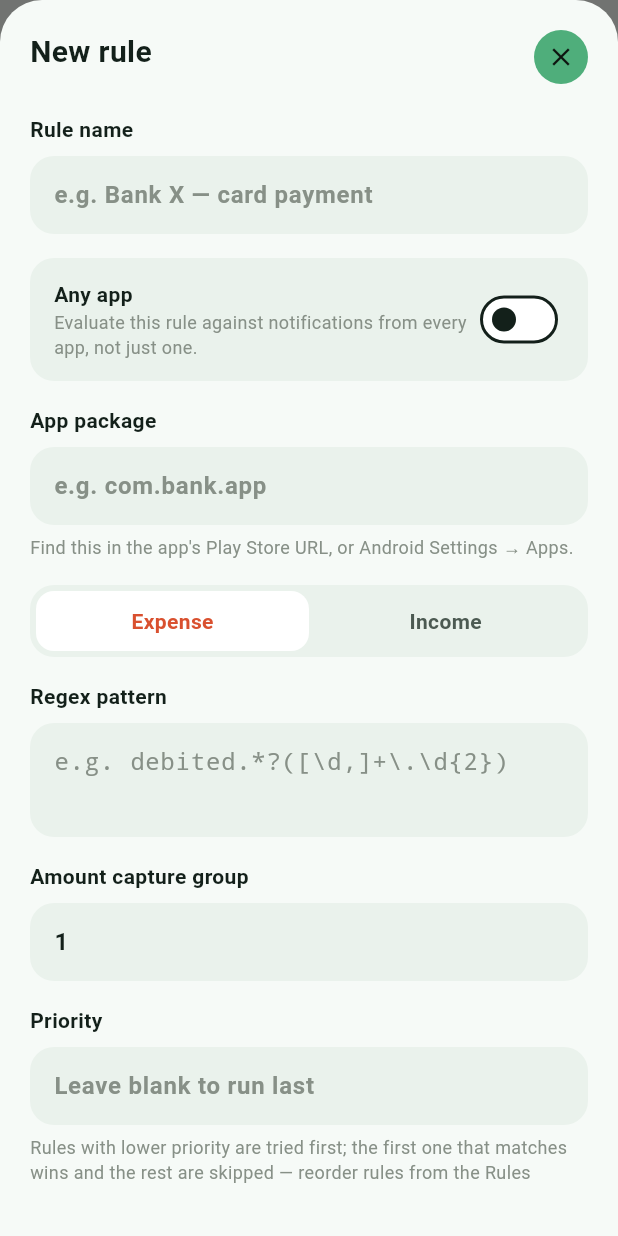
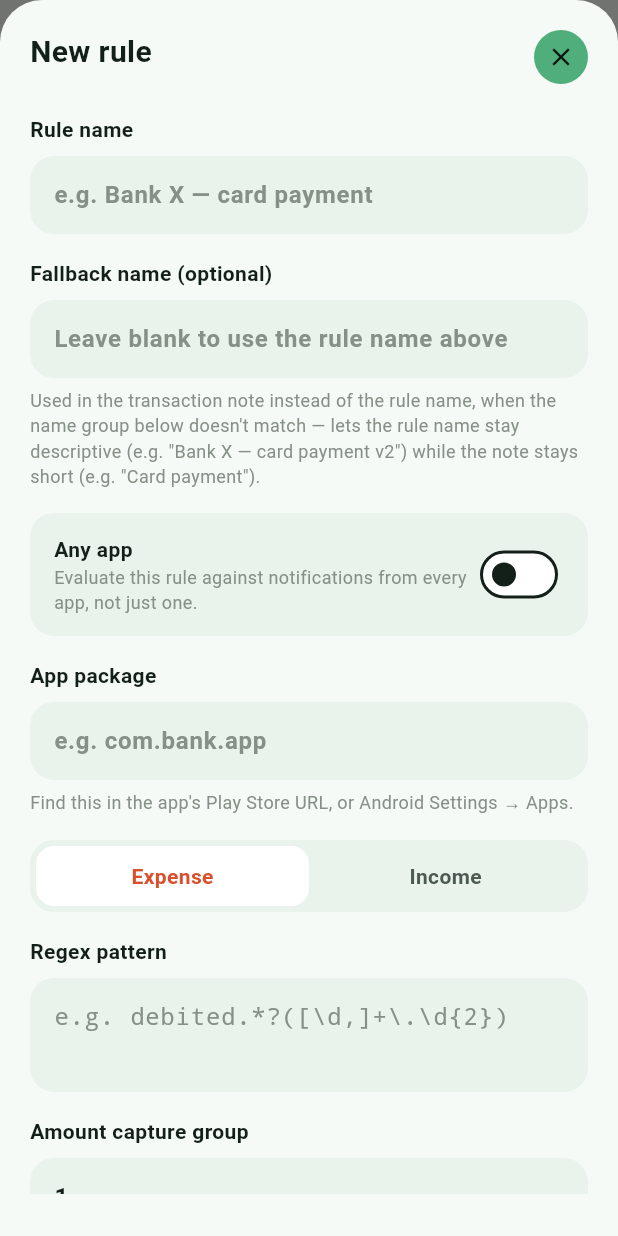
Before and after one commit to GeorgeKawar/money-manager, a Flutter app: the RulesScreen screen opened directly, after a tap on "Add rule", on a phone screen of 412 x 824 dp. Run offline on Flutter 3.47's test engine with Material 3 defaults, Android fonts, the phone set to English and light mode, and no system bars; our stand-ins replace drift, file_picker, fl_chart, flutter_riverpod, rxdart; accounts and stored records are empty; generated files the repository leaves out were written again.

Commit message:
Add notification-rule custom fallback name (Phase 5)
New nullable NotificationRule.fallback_name column (schema v6->v7),
overriding the rule's own name as the Transaction.note fallback
without changing the rule's display name in the Rules screen. Lets a
descriptively-named rule still produce a short transaction note.

Carried through both the full backup and the rules-only export/import,
with regression tests confirming older exports missing the column
still import cleanly.

Co-Authored-By: Claude Sonnet 5 <noreply@anthropic.com>

```diff
--- a/lib/core/database/database.dart
+++ b/lib/core/database/database.dart
@@ -25,7 +25,7 @@ class AppDatabase extends _$AppDatabase {
   AppDatabase.forTesting(super.executor);
 
   @override
-  int get schemaVersion => 6;
+  int get schemaVersion => 7;
 
   @override
   MigrationStrategy get migration => MigrationStrategy(
@@ -68,6 +68,9 @@ class AppDatabase extends _$AppDatabase {
           if (from < 6) {
             await m.addColumn(transactions, transactions.description);
           }
+          if (from < 7) {
+            await m.addColumn(notificationRules, notificationRules.fallbackName);
+          }
         },
       );
 
--- a/lib/core/database/tables.dart
+++ b/lib/core/database/tables.dart
@@ -51,6 +51,12 @@ class Categories extends Table {
 class NotificationRules extends Table {
   IntColumn get id => integer().autoIncrement()();
   TextColumn get name => text()();
+  // Overrides `name` as the Transaction.note fallback (used when nameGroup
+  // is unset or doesn't match — see docs/features/notification-capture.md
+  // "Matching details") without changing the rule's own display name in
+  // the Rules screen. Added 2026-11-20, user request. Null/blank means
+  // "use `name`", preserving the original behavior for existing rules.
+  TextColumn get fallbackName => text().nullable()();
   // Ignored (may be blank) when matchAnyApp is true.
   TextColumn get appPackage => text()();
   // True = evaluate this rule against notifications from any app, not just
--- a/lib/features/notification_capture/data/notification_rules_repository.dart
+++ b/lib/features/notification_capture/data/notification_rules_repository.dart
@@ -43,6 +43,7 @@ class NotificationRulesRepository {
 
   Future<int> addRule({
     required String name,
+    String? fallbackName,
     required String appPackage,
     bool matchAnyApp = false,
     required String regexPattern,
@@ -66,6 +67,7 @@ class NotificationRulesRepository {
       return _db.into(_db.notificationRules).insert(
             NotificationRulesCompanion.insert(
               name: name,
+              fallbackName: Value(fallbackName),
               appPackage: appPackage,
               matchAnyApp: Value(matchAnyApp),
               regexPattern: regexPattern,
@@ -89,6 +91,7 @@ class NotificationRulesRepository {
   Future<void> updateRule(
     int id, {
     required String name,
+    String? fallbackName,
     required String appPackage,
     bool matchAnyApp = false,
     required String regexPattern,
@@ -111,6 +114,7 @@ class NotificationRulesRepository {
       await (_db.update(_db.notificationRules)..where((r) => r.id.equals(id))).write(
         NotificationRulesCompanion(
           name: Value(name),
+          fallbackName: Value(fallbackName),
           appPackage: Value(appPackage),
           matchAnyApp: Value(matchAnyApp),
           regexPattern: Value(regexPattern),
--- a/lib/features/notification_capture/data/rules_backup_repository.dart
+++ b/lib/features/notification_capture/data/rules_backup_repository.dart
@@ -42,6 +42,7 @@ enum RuleImportStatus {
 class RuleImportItem {
   const RuleImportItem({
     required this.name,
+    required this.fallbackName,
     required this.appPackage,
     required this.matchAnyApp,
     required this.isEnabled,
@@ -63,6 +64,7 @@ class RuleImportItem {
   });
 
   final String name;
+  final String? fallbackName;
   final String appPackage;
   final bool matchAnyApp;
   final bool isEnabled;
@@ -229,6 +231,7 @@ class RulesBackupRepository {
 
       items.add(RuleImportItem(
         name: rule.name,
+        fallbackName: rule.fallbackName,
         appPackage: rule.appPackage,
         matchAnyApp: rule.matchAnyApp,
         isEnabled: rule.isEnabled,
@@ -274,6 +277,7 @@ class RulesBackupRepository {
             _db.notificationRules,
             NotificationRulesCompanion.insert(
               name: item.name,
+              fallbackName: Value(item.fallbackName),
               appPackage: item.appPackage,
               matchAnyApp: Value(item.matchAnyApp),
               isEnabled: Value(item.isEnabled),
--- a/lib/features/notification_capture/domain/rule_matcher.dart
+++ b/lib/features/notification_capture/domain/rule_matcher.dart
@@ -74,7 +74,7 @@ String _resolveNote({
   return _composeNote(
     rawName: _safeGroup(match, rule.nameGroup),
     rawNote: _safeGroup(match, rule.noteGroup),
-    fallbackName: rule.name,
+    fallbackName: rule.fallbackName?.trim().isNotEmpty == true ? rule.fallbackName!.trim() : rule.name,
   );
 }
 
@@ -146,6 +146,7 @@ RuleTestResult testRule({
   required int amountGroup,
   required String sampleText,
   String ruleName = '',
+  String? fallbackName,
   int? dateGroup,
   String? dateFormat,
   int? noteGroup,
@@ -185,7 +186,9 @@ RuleTestResult testRule({
   final resolvedNote = _composeNote(
     rawName: _safeGroup(match, nameGroup),
     rawNote: _safeGroup(match, noteGroup),
-    fallbackName: ruleName.isNotEmpty ? ruleName : '(rule name)',
+    fallbackName: fallbackName?.trim().isNotEmpty == true
+        ? fallbackName!.trim()
+        : (ruleName.isNotEmpty ? ruleName : '(rule name)'),
   );
 
   DateTime? resolvedDate;
--- a/lib/features/notification_capture/presentation/rule_editor_sheet.dart
+++ b/lib/features/notification_capture/presentation/rule_editor_sheet.dart
@@ -35,6 +35,7 @@ class _RuleEditorSheetState extends ConsumerState<_RuleEditorSheet> {
   late bool _autoAdd;
   late bool _matchAnyApp;
   final _nameController = TextEditingController();
+  final _fallbackNameController = TextEditingController();
   final _packageController = TextEditingController();
   final _regexController = TextEditingController();
   final _amountGroupController = TextEditingController(text: '1');
@@ -61,6 +62,7 @@ class _RuleEditorSheetState extends ConsumerState<_RuleEditorSheet> {
     _accountId = existing?.defaultAccountId;
     _categoryId = existing?.defaultCategoryId;
     _nameController.text = existing?.name ?? '';
+    _fallbackNameController.text = existing?.fallbackName ?? '';
     _packageController.text = existing?.appPackage ?? '';
     _regexController.text = existing?.regexPattern ?? '';
     _amountGroupController.text = (existing?.amountGroup ?? 1).toString();
@@ -74,6 +76,7 @@ class _RuleEditorSheetState extends ConsumerState<_RuleEditorSheet> {
   @override
   void dispose() {
     _nameController.dispose();
+    _fallbackNameController.dispose();
     _packageController.dispose();
     _regexController.dispose();
     _amountGroupController.dispose();
@@ -137,6 +140,29 @@ class _RuleEditorSheetState extends ConsumerState<_RuleEditorSheet> {
                     hintStyle: TextStyle(color: colors.textMuted, fontWeight: FontWeight.w600),
                   ),
                 ),
+              ),
+              const SizedBox(height: 16),
+              const SheetFieldLabel('Fallback name (optional)'),
+              const SizedBox(height: 8),
+              SheetFieldBox(
+                child: TextField(
+                  controller: _fallbackNameController,
+                  style: TextStyle(color: colors.textPrimary, fontWeight: FontWeight.w600),
+                  decoration: InputDecoration(
+                    isCollapsed: true,
+                    border: InputBorder.none,
+                    hintText: 'Leave blank to use the rule name above',
+                    hintStyle: TextStyle(color: colors.textMuted, fontWeight: FontWeight.w600),
+                  ),
+                  onChanged: (_) => setState(() => _testResult = null),
+                ),
+              ),
+              const SizedBox(height: 6),
+              Text(
+                'Used in the transaction note instead of the rule name, when the name group below '
+                'doesn\'t match — lets the rule name stay descriptive (e.g. "Bank X — card payment v2") '
+                'while the note stays short (e.g. "Card payment").',
+                style: TextStyle(color: colors.textMuted, fontSize: 12),
               ),
               const SizedBox(height: 16),
               SheetFieldBox(
@@ -328,8 +354,9 @@ class _RuleEditorSheetState extends ConsumerState<_RuleEditorSheet> {
               ),
               const SizedBox(height: 6),
               Text(
-                'Name group fills the transaction\'s note (falling back to the rule name above if it '
-                'doesn\'t match); a note group, if set, is appended after it — so the note is never blank.',
+                'Name group fills the transaction\'s note (falling back to the fallback name, or the rule '
+                'name, if it doesn\'t match); a note group, if set, is appended after it — so the note is '
+                'never blank.',
                 style: TextStyle(color: colors.textMuted, fontSize: 12),
               ),
               const SizedBox(height: 20),
@@ -467,6 +494,7 @@ class _RuleEditorSheetState extends ConsumerState<_RuleEditorSheet> {
         amountGroup: amountGroup,
         sampleText: _sampleTextController.text,
         ruleName: _nameController.text.trim(),
+        fallbackName: _fallbackNameController.text.trim().isEmpty ? null : _fallbackNameController.text.trim(),
         dateGroup: _parseOptionalInt(_dateGroupController.text.trim()),
         dateFormat: _dateFormatController.text.trim().isEmpty ? null : _dateFormatController.text.trim(),
         noteGroup: _parseOptionalInt(_noteGroupController.text.trim()),
@@ -513,11 +541,13 @@ class _RuleEditorSheetState extends ConsumerState<_RuleEditorSheet> {
       return;
     }
 
+    final fallbackName = _fallbackNameController.text.trim();
     final repo = ref.read(notificationRulesRepositoryProvider);
     if (_isEditing) {
       await repo.updateRule(
         widget.existing!.id,
         name: name,
+        fallbackName: fallbackName.isEmpty ? null : fallbackName,
         appPackage: package,
         matchAnyApp: _matchAnyApp,
         regexPattern: regex,
@@ -535,6 +565,7 @@ class _RuleEditorSheetState extends ConsumerState<_RuleEditorSheet> {
     } else {
       await repo.addRule(
         name: name,
+        fallbackName: fallbackName.isEmpty ? null : fallbackName,
         appPackage: package,
         matchAnyApp: _matchAnyApp,
         regexPattern: regex,
```
Also changed, not shown: lib/core/database/database.g.dart, 6 other files.
